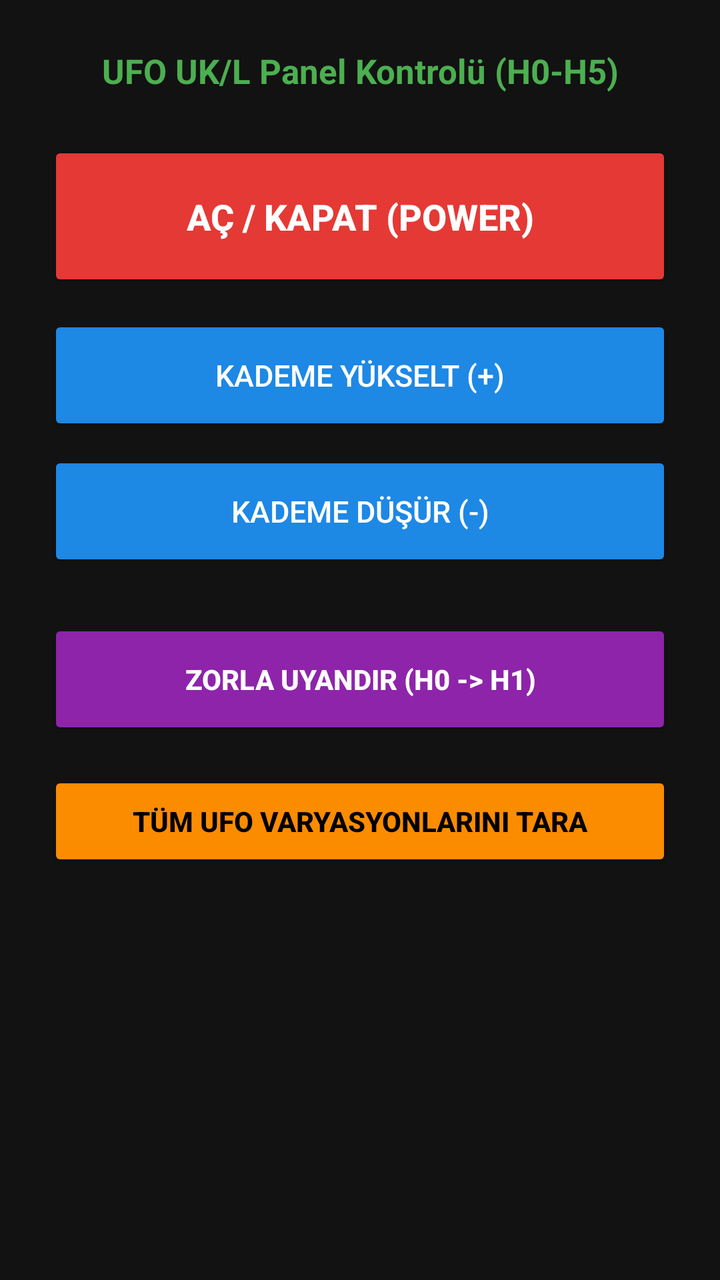
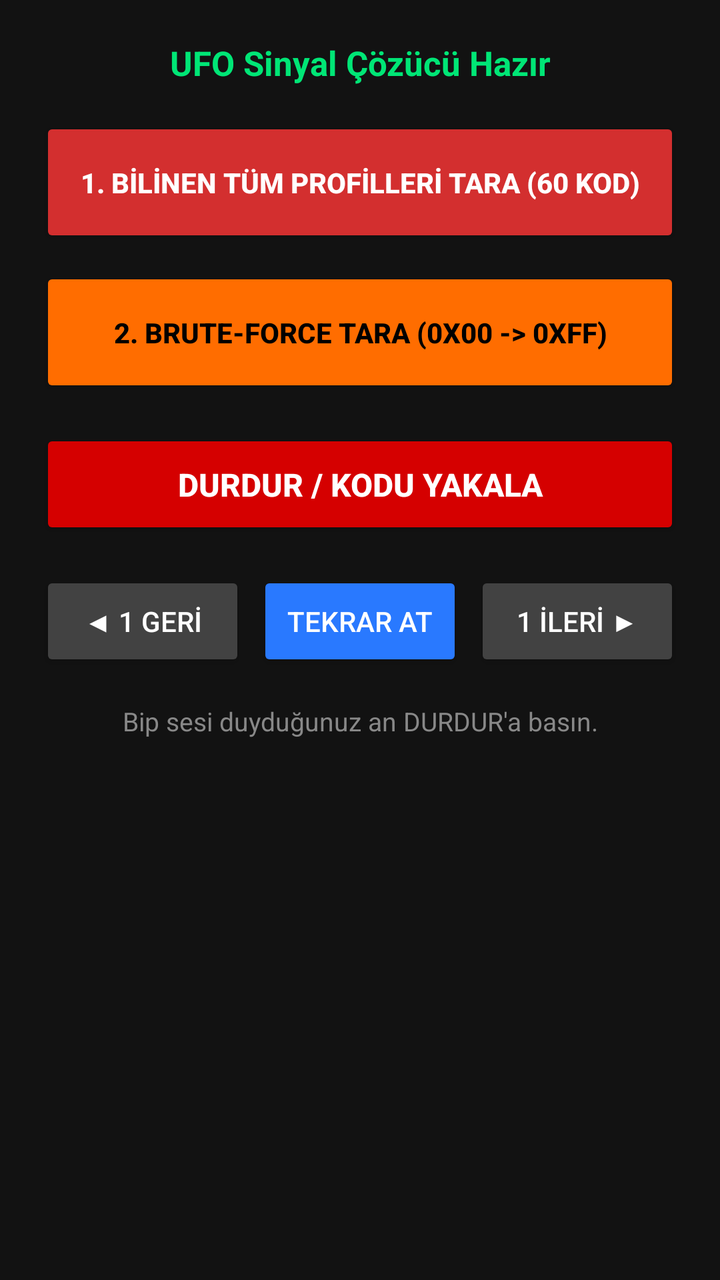

Two renders of the same Android screen: before a commit and after it. Below are the layout's source before the change and the commit's diff.
<!-- AndroidManifest.xml: application theme Theme.AppCompat.Light.NoActionBar -->
<!-- res/layout/activity_main.xml -->
<?xml version="1.0" encoding="utf-8"?>
<ScrollView xmlns:android="http://schemas.android.com/apk/res/android"
    android:layout_width="match_parent"
    android:layout_height="match_parent"
    android:background="#121212"
    android:fillViewport="true">

    <LinearLayout
        android:layout_width="match_parent"
        android:layout_height="wrap_content"
        android:gravity="center_horizontal"
        android:orientation="vertical"
        android:padding="24dp">

        <TextView
            android:id="@+id/tvStatus"
            android:layout_width="match_parent"
            android:layout_height="wrap_content"
            android:gravity="center"
            android:text="UFO UK/L Panel Kontrolü (H0-H5)"
            android:textColor="#4CAF50"
            android:textSize="17sp"
            android:textStyle="bold"
            android:layout_marginBottom="24dp" />

        
        <Button
            android:id="@+id/btnPower"
            android:layout_width="match_parent"
            android:layout_height="75dp"
            android:backgroundTint="#E53935"
            android:text="AÇ / KAPAT (POWER)"
            android:textColor="#FFFFFF"
            android:textSize="18sp"
            android:textStyle="bold"
            android:layout_marginBottom="12dp" />

        
        <Button
            android:id="@+id/btnLevelUp"
            android:layout_width="match_parent"
            android:layout_height="60dp"
            android:backgroundTint="#1E88E5"
            android:text="KADEME YÜKSELT (+)"
            android:textColor="#FFFFFF"
            android:textSize="15sp"
            android:layout_marginBottom="8dp" />

        <Button
            android:id="@+id/btnLevelDown"
            android:layout_width="match_parent"
            android:layout_height="60dp"
            android:backgroundTint="#1E88E5"
            android:text="KADEME DÜŞÜR (-)"
            android:textColor="#FFFFFF"
            android:textSize="15sp"
            android:layout_marginBottom="24dp" />

        
        <Button
            android:id="@+id/btnForceWake"
            android:layout_width="match_parent"
            android:layout_height="60dp"
            android:backgroundTint="#8E24AA"
            android:text="ZORLA UYANDIR (H0 -> H1)"
            android:textColor="#FFFFFF"
            android:textStyle="bold"
            android:layout_marginBottom="16dp" />

        
        <Button
            android:id="@+id/btnScanAll"
            android:layout_width="match_parent"
            android:layout_height="50dp"
            android:backgroundTint="#FB8C00"
            android:text="TÜM UFO VARYASYONLARINI TARA"
            android:textColor="#000000"
            android:textStyle="bold" />

    </LinearLayout>
</ScrollView>
<!-- resources referenced by this layout -->
<resources>

</resources>

<!-- the commit's change to res/layout/activity_main.xml (unified diff, before → after) -->
@@ -10,72 +10,98 @@
         android:layout_height="wrap_content"
         android:gravity="center_horizontal"
         android:orientation="vertical"
-        android:padding="24dp">
+        android:padding="20dp">
 
         <TextView
-            android:id="@+id/tvStatus"
+            android:id="@+id/tvCurrentCode"
             android:layout_width="match_parent"
             android:layout_height="wrap_content"
             android:gravity="center"
-            android:text="UFO UK/L Panel Kontrolü (H0-H5)"
-            android:textColor="#4CAF50"
+            android:text="UFO Sinyal Çözücü Hazır"
+            android:textColor="#00E676"
             android:textSize="17sp"
-            android:textStyle="bold"
-            android:layout_marginBottom="24dp" />
-
-        
-        <Button
-            android:id="@+id/btnPower"
-            android:layout_width="match_parent"
-            android:layout_height="75dp"
-            android:backgroundTint="#E53935"
-            android:text="AÇ / KAPAT (POWER)"
-            android:textColor="#FFFFFF"
-            android:textSize="18sp"
-            android:textStyle="bold"
-            android:layout_marginBottom="12dp" />
-
-        
-        <Button
-            android:id="@+id/btnLevelUp"
-            android:layout_width="match_parent"
-            android:layout_height="60dp"
-            android:backgroundTint="#1E88E5"
-            android:text="KADEME YÜKSELT (+)"
-            android:textColor="#FFFFFF"
-            android:textSize="15sp"
-            android:layout_marginBottom="8dp" />
-
-        <Button
-            android:id="@+id/btnLevelDown"
-            android:layout_width="match_parent"
-            android:layout_height="60dp"
-            android:backgroundTint="#1E88E5"
-            android:text="KADEME DÜŞÜR (-)"
-            android:textColor="#FFFFFF"
-            android:textSize="15sp"
-            android:layout_marginBottom="24dp" />
-
-        
-        <Button
-            android:id="@+id/btnForceWake"
-            android:layout_width="match_parent"
-            android:layout_height="60dp"
-            android:backgroundTint="#8E24AA"
-            android:text="ZORLA UYANDIR (H0 -> H1)"
-            android:textColor="#FFFFFF"
             android:textStyle="bold"
             android:layout_marginBottom="16dp" />
 
         
         <Button
-            android:id="@+id/btnScanAll"
+            android:id="@+id/btnScanProfiles"
             android:layout_width="match_parent"
-            android:layout_height="50dp"
-            android:backgroundTint="#FB8C00"
-            android:text="TÜM UFO VARYASYONLARINI TARA"
+            android:layout_height="65dp"
+            android:backgroundTint="#D32F2F"
+            android:text="1. BİLİNEN TÜM PROFİLLERİ TARA (60 KOD)"
+            android:textColor="#FFFFFF"
+            android:textStyle="bold"
+            android:layout_marginBottom="10dp" />
+
+        
+        <Button
+            android:id="@+id/btnBruteForce"
+            android:layout_width="match_parent"
+            android:layout_height="65dp"
+            android:backgroundTint="#FF6D00"
+            android:text="2. BRUTE-FORCE TARA (0x00 -> 0xFF)"
             android:textColor="#000000"
-            android:textStyle="bold" />
+            android:textStyle="bold"
+            android:layout_marginBottom="16dp" />
+
+        
+        <Button
+            android:id="@+id/btnStop"
+            android:layout_width="match_parent"
+            android:layout_height="55dp"
+            android:backgroundTint="#D50000"
+            android:text="DURDUR / KODU YAKALA"
+            android:textColor="#FFFFFF"
+            android:textStyle="bold"
+            android:textSize="16sp"
+            android:layout_marginBottom="16dp" />
+
+        
+        <LinearLayout
+            android:layout_width="match_parent"
+            android:layout_height="wrap_content"
+            android:orientation="horizontal"
+            android:weightSum="3"
+            android:layout_marginBottom="16dp">
+
+            <Button
+                android:id="@+id/btnPrev"
+                android:layout_width="0dp"
+                android:layout_height="50dp"
+                android:layout_weight="1"
+                android:backgroundTint="#424242"
+                android:text="◀ 1 GERİ"
+                android:textColor="#FFFFFF" />
+
+            <Button
+                android:id="@+id/btnResend"
+                android:layout_width="0dp"
+                android:layout_height="50dp"
+                android:layout_weight="1"
+                android:layout_marginHorizontal="6dp"
+                android:backgroundTint="#2979FF"
+                android:text="TEKRAR AT"
+                android:textColor="#FFFFFF" />
+
+            <Button
+                android:id="@+id/btnNext"
+                android:layout_width="0dp"
+                android:layout_height="50dp"
+                android:layout_weight="1"
+                android:backgroundTint="#424242"
+                android:text="1 İLERİ ▶"
+                android:textColor="#FFFFFF" />
+        </LinearLayout>
+
+        <TextView
+            android:id="@+id/tvDetails"
+            android:layout_width="match_parent"
+            android:layout_height="wrap_content"
+            android:gravity="center"
+            android:text="Bip sesi duyduğunuz an DURDUR'a basın."
+            android:textColor="#888888"
+            android:textSize="13sp" />
 
     </LinearLayout>
 </ScrollView>
